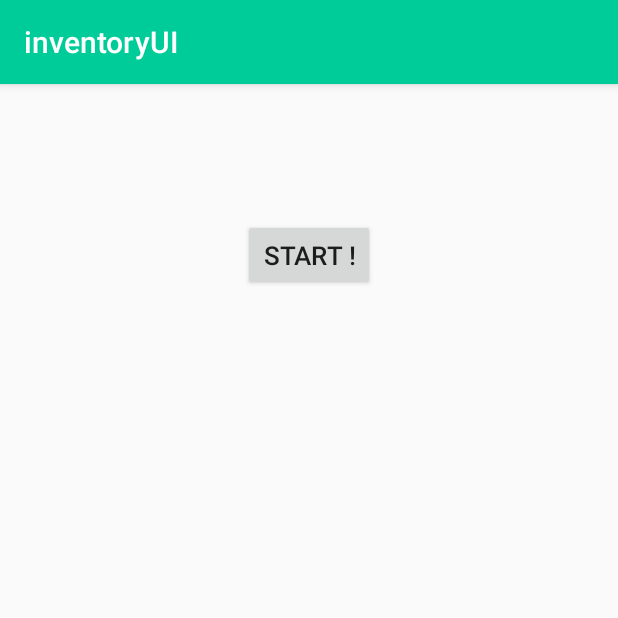
After one commit to AabiNoxtchi/inventory-management-system, an Android app: the TestActivity screen opened directly, with no data from a screen before it, on a phone screen of 412 x 824 dp, the top half of it. The commit adds this screen. Run offline under Robolectric (Android 15) with nearby library versions, the phone set to English and light mode, and no system bars; libraries missing offline, so code that uses them is left out: com.here.oksse.

Commit message:
test sse android client

```diff
--- a/inventory/src/main/java/com/inventory/inventory/Controller/TestController.java
+++ b/inventory/src/main/java/com/inventory/inventory/Controller/TestController.java
@@ -4,10 +4,12 @@ import java.io.IOException;
 import java.util.concurrent.ExecutorService;
 import java.util.concurrent.Executors;
 
+import org.springframework.web.bind.annotation.CrossOrigin;
 import org.springframework.web.bind.annotation.GetMapping;
 import org.springframework.web.bind.annotation.RestController;
 import org.springframework.web.servlet.mvc.method.annotation.SseEmitter;
 
+@CrossOrigin(origins = "*", maxAge = 3600)
 @RestController
 public class TestController {
 
@@ -26,11 +28,13 @@ public class TestController {
 
                             randomDelay();
                             emitter.send(i);
+                            System.out.println("sending emitter.send ");
                       }
 
                       emitter.complete();
 
                 } catch (IOException e) {
+                	System.out.println("error sending emitter.send ");
                       emitter.completeWithError(e);
                 }
           });
@@ -40,7 +44,7 @@ public class TestController {
 
     private void randomDelay() {
           try {
-                Thread.sleep(1000);
+                Thread.sleep(2000);
           } catch (InterruptedException e) {
                 Thread.currentThread().interrupt();
           }
--- a/inventory/src/main/java/com/inventory/inventory/auth/WebSecurityConfig.java
+++ b/inventory/src/main/java/com/inventory/inventory/auth/WebSecurityConfig.java
@@ -65,6 +65,7 @@ public class WebSecurityConfig extends WebSecurityConfigurerAdapter {
 		.sessionManagement().sessionCreationPolicy(SessionCreationPolicy.STATELESS).and()
 		.authorizeRequests().antMatchers("/api/auth/**").permitAll()
 		.antMatchers("/api/test/**").permitAll()
+		.antMatchers("/test").permitAll()
 		.anyRequest().authenticated();
 
 	http.addFilterBefore(authenticationJwtTokenFilter(), UsernamePasswordAuthenticationFilter.class);
--- a/inventory_UI/app/build.gradle
+++ b/inventory_UI/app/build.gradle
@@ -5,7 +5,7 @@ android {
     buildToolsVersion "29.0.2"
     defaultConfig {
         applicationId "com.example.inventoryui"
-        minSdkVersion 21
+        minSdkVersion 17
         targetSdkVersion 29
         versionCode 1
         versionName "1.0"
@@ -42,9 +42,8 @@ dependencies {
     implementation "androidx.cardview:cardview:1.0.0"
     implementation 'com.google.android.material:material:1.2.0-alpha03'
 
-
+    implementation 'com.github.heremaps:oksse:0.9.0'
     implementation 'com.google.code.gson:gson:2.8.6'
-
 
     testImplementation 'junit:junit:4.12'
     androidTestImplementation 'androidx.test.ext:junit:1.1.0'
--- a/inventory_UI/app/src/main/java/com/example/inventoryui/Controllers/MainActivity.java
+++ b/inventory_UI/app/src/main/java/com/example/inventoryui/Controllers/MainActivity.java
@@ -21,6 +21,7 @@ import com.example.inventoryui.Models.Role;
 import com.example.inventoryui.Models.User;
 import com.example.inventoryui.R;
 
+
 public class MainActivity extends AppCompatActivity {
 
      TextView userNameTextView;
@@ -32,6 +33,8 @@ public class MainActivity extends AppCompatActivity {
     protected void onCreate(Bundle savedInstanceState) {
         super.onCreate(savedInstanceState);
         setContentView(R.layout.activity_main);
+
+
 
         userNameTextView=findViewById(R.id.userNameLoginTextView);
         pswrdTextView=findViewById(R.id.pswrdTextView);
@@ -69,6 +72,7 @@ public class MainActivity extends AppCompatActivity {
 
                     }else if(auth.getLoggedUser().getRole().equals(Role.ROLE_Mol) ||
                             auth.getLoggedUser().getRole().equals(Role.ROLE_Employee)){
+
                         //send to mol activity
                         Intent i = new Intent(MainActivity.this, ProductsMainActivity.class);
                         startActivity(i);
@@ -87,6 +91,8 @@ public class MainActivity extends AppCompatActivity {
         });
     }
 
+
+
     private void loginButtonOnClickAction(){
 
         loginButton.setOnClickListener(
--- /dev/null
+++ b/inventory_UI/app/src/main/java/com/example/inventoryui/Controllers/TestActivity.java
@@ -0,0 +1,101 @@
+package com.example.inventoryui.Controllers;
+
+import android.os.Bundle;
+import android.view.View;
+import android.widget.Button;
+import android.widget.TextView;
+
+import androidx.annotation.WorkerThread;
+import androidx.appcompat.app.AppCompatActivity;
+
+import com.example.inventoryui.R;
+import com.here.oksse.OkSse;
+import com.here.oksse.ServerSentEvent;
+
+import okhttp3.Request;
+import okhttp3.Response;
+
+public class TestActivity extends AppCompatActivity {
+
+    private Button start;
+    private TextView output;
+
+    @Override
+    protected void onCreate(Bundle savedInstanceState) {
+        super.onCreate(savedInstanceState);
+        setContentView(R.layout.test_sse);
+        start = (Button) findViewById(R.id.start);
+        output = (TextView) findViewById(R.id.output);
+       // client = new OkHttpClient();
+
+        start.setOnClickListener(new View.OnClickListener() {
+            @Override
+            public void onClick(View view) {
+                //start();
+                startOksse();
+            }
+        });
+
+    }
+
+    private void startOksse(){
+
+        ServerSentEvent.Listener listener=new ServerSentEvent.Listener() {
+            @Override
+            public void onOpen(ServerSentEvent sse, Response response) {
+                // When the channel is opened
+            }
+
+            @Override
+            public void onMessage(ServerSentEvent sse, String id, String event, String message) {
+                // When a message is received
+                output(event);
+            }
+
+            @WorkerThread
+            @Override
+            public void onComment(ServerSentEvent sse, String comment) {
+                // When a comment is received
+            }
+
+            @WorkerThread
+            @Override
+            public boolean onRetryTime(ServerSentEvent sse, long milliseconds) {
+                return true; // True to use the new retry time received by SSE
+            }
+
+            @WorkerThread
+            @Override
+            public boolean onRetryError(ServerSentEvent sse, Throwable throwable, Response response) {
+                return true; // True to retry, false otherwise
+            }
+
+            @WorkerThread
+            @Override
+            public void onClosed(ServerSentEvent sse) {
+                // Channel closed
+            }
+
+            @Override
+            public Request onPreRetry(ServerSentEvent sse, Request originalRequest) {
+                return null;
+            }
+        };
+
+        String path="http://192.168.1.2:8080/test";
+            Request request = new Request.Builder().url(path).build();
+            OkSse okSse = new OkSse();
+            ServerSentEvent sse = okSse.newServerSentEvent(request, listener);
+
+    }
+
+
+    private void output(final String txt) {
+        runOnUiThread(new Runnable() {
+            @Override
+            public void run() {
+                output.setText(output.getText().toString() + "\n\n" + txt);
+            }
+        });
+    }
+}
--- /dev/null
+++ b/inventory_UI/app/src/main/res/layout/test_sse.xml
@@ -0,0 +1,31 @@
+<?xml version="1.0" encoding="utf-8"?>
+<RelativeLayout xmlns:android="http://schemas.android.com/apk/res/android"
+    xmlns:tools="http://schemas.android.com/tools"
+    android:id="@+id/activity_main"
+    android:layout_width="match_parent"
+    android:layout_height="match_parent"
+    android:paddingBottom="50dp"
+    android:paddingLeft="20dp"
+    android:paddingRight="20dp"
+    android:paddingTop="50dp"
+    tools:context=".Controllers.TestActivity">
+
+    <Button
+        android:id="@+id/start"
+        android:layout_width="wrap_content"
+        android:layout_height="wrap_content"
+        android:layout_centerHorizontal="true"
+        android:text="Start !"
+        android:layout_marginTop="40dp"
+        android:textSize="17sp"/>
+
+    <TextView
+        android:id="@+id/output"
+        android:layout_width="wrap_content"
+        android:layout_height="wrap_content"
+        android:layout_below="@id/start"
+        android:layout_centerHorizontal="true"
+        android:textSize="16sp"
+        android:layout_marginTop="30dp"/>
+
+</RelativeLayout>
--- a/inventory_UI/build.gradle
+++ b/inventory_UI/build.gradle
@@ -18,6 +18,7 @@ allprojects {
     repositories {
         google()
         jcenter()
+        maven { url 'https://jitpack.io'}
 
     }
 }
```
Also changed, not shown: inventory_UI/app/src/main/AndroidManifest.xml (+12 -5 lines).
